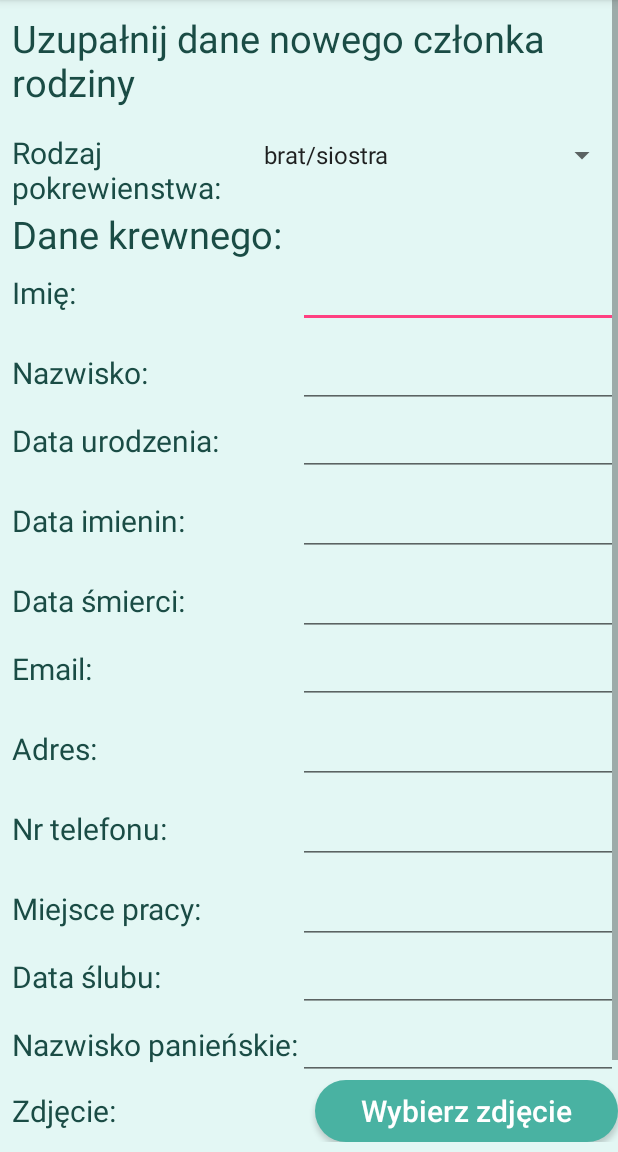
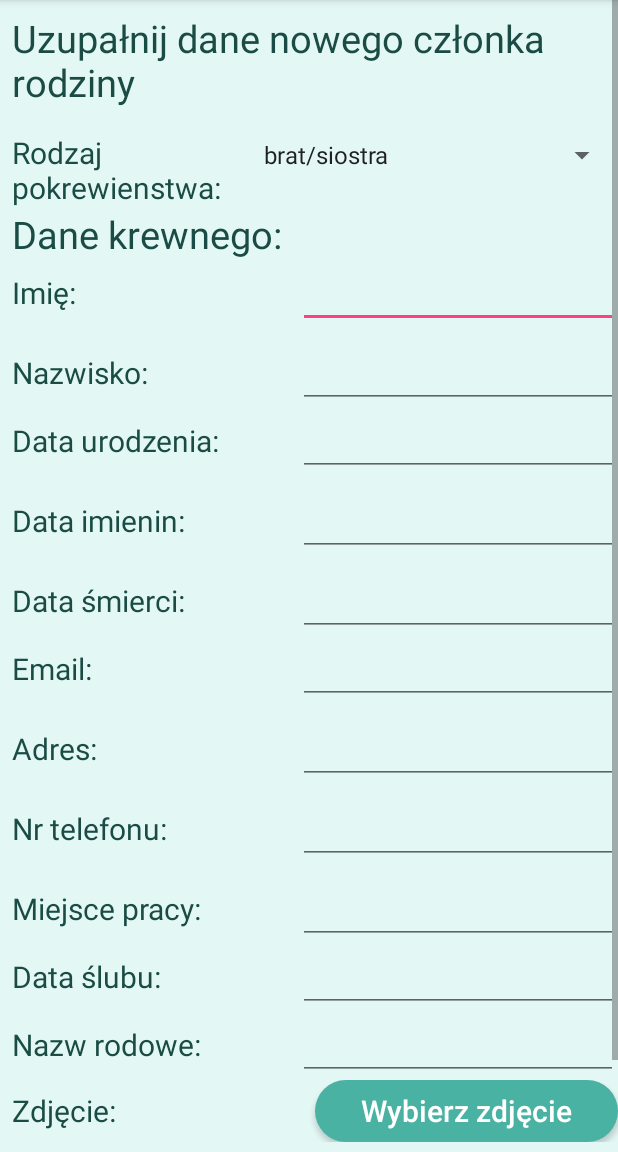
Before and after one commit to Kaatee/MobileFamily, an Android app: the AddRelativeActivity screen opened directly, with no data from a screen before it, on a phone screen of 412 x 824 dp, the part 84-1236 px from its top. Run offline under Robolectric (Android 15) with nearby library versions, the phone set to English and light mode, and no system bars.

```diff
--- a/app/src/main/java/com/example/kasia/mobilefamily/AddFamilyMemberActivity.java
+++ b/app/src/main/java/com/example/kasia/mobilefamily/AddFamilyMemberActivity.java
@@ -11,6 +11,7 @@ import android.graphics.Color;
 import android.graphics.drawable.ColorDrawable;
 import android.support.v7.app.AppCompatActivity;
 import android.os.Bundle;
+import android.util.Log;
 import android.view.View;
 import android.widget.DatePicker;
 import android.widget.EditText;
@@ -23,20 +24,20 @@ import java.util.GregorianCalendar;
 
 public class AddFamilyMemberActivity extends AppCompatActivity {
 
-    private EditText mDisplayBirthDate;
-    private DatePickerDialog.OnDateSetListener mBirthDateSetListener;
+    protected EditText mDisplayBirthDate;
+    protected DatePickerDialog.OnDateSetListener mBirthDateSetListener;
 
-    private EditText mDisplayWeddingDate;
-    private DatePickerDialog.OnDateSetListener mWeddingDateSetListener;
+    protected EditText mDisplayWeddingDate;
+    protected DatePickerDialog.OnDateSetListener mWeddingDateSetListener;
 
-    private EditText mDisplayDeathDate;
-    private DatePickerDialog.OnDateSetListener mDeathDateSetListener;
+    protected EditText mDisplayDeathDate;
+    protected DatePickerDialog.OnDateSetListener mDeathDateSetListener;
 
-    private static final int SET_URI = 0;
+    protected static final int SET_URI = 0;
 
-    int memberID;
-    int person1ID;
-    String uri;
+    protected int memberID;
+    protected int person1ID;
+    protected String uri;
 
     @Override
     protected void onCreate(Bundle savedInstanceState) {
@@ -116,11 +117,10 @@ public class AddFamilyMemberActivity extends AppCompatActivity {
         mWeddingDateSetListener = myOnDataSetDMY(mDisplayWeddingDate);
     }
 
-    private DatePickerDialog.OnDateSetListener myOnDataSetDMY(final EditText myeditText){
+    protected DatePickerDialog.OnDateSetListener myOnDataSetDMY(final EditText myeditText){
         DatePickerDialog.OnDateSetListener xx = new DatePickerDialog.OnDateSetListener() {
             @Override
             public void onDateSet(DatePicker datePicker, int year, int month, int day) {
-                month=month+1;
                 myeditText.setText(format(new GregorianCalendar(year,month,day)));
             }
         };
--- a/app/src/main/java/com/example/kasia/mobilefamily/AddRelativeActivity.java
+++ b/app/src/main/java/com/example/kasia/mobilefamily/AddRelativeActivity.java
@@ -1,10 +1,13 @@
 package com.example.kasia.mobilefamily;
 
+import android.app.DatePickerDialog;
 import android.content.ContentValues;
 import android.content.res.Resources;
 import android.database.Cursor;
 import android.database.sqlite.SQLiteDatabase;
 import android.database.sqlite.SQLiteOpenHelper;
+import android.graphics.Color;
+import android.graphics.drawable.ColorDrawable;
 import android.os.Bundle;
 import android.util.Log;
 import android.view.View;
@@ -13,6 +16,7 @@ import android.widget.EditText;
 import android.widget.Spinner;
 import android.widget.Toast;
 
+import java.util.Calendar;
 
 
 public class AddRelativeActivity extends AddFamilyMemberActivity {
@@ -27,6 +31,66 @@ public class AddRelativeActivity extends AddFamilyMemberActivity {
         ArrayAdapter<CharSequence> adapter = ArrayAdapter.createFromResource(this, R.array.relationTypesValues, android.R.layout.simple_spinner_item);
         adapter.setDropDownViewResource(android.R.layout.simple_spinner_dropdown_item);
         spinner.setAdapter(adapter);
+
+
+        //birthday menage
+        mDisplayBirthDate = findViewById(R.id.dateOfBirthText);
+        mDisplayBirthDate.setOnClickListener(new View.OnClickListener() {
+            DatePickerDialog.OnDateSetListener listener = mBirthDateSetListener;
+            @Override
+            public void onClick(View view) {
+                Calendar cal = Calendar.getInstance();
+                int year = cal.get(Calendar.YEAR);
+                int month = cal.get(Calendar.MONTH);
+                int day = cal.get(Calendar.DAY_OF_MONTH);
+
+                DatePickerDialog dialog = new DatePickerDialog(AddRelativeActivity.this, R.style.Theme_AppCompat_Light_Dialog, mBirthDateSetListener, year,month,day);
+                dialog.getWindow().setBackgroundDrawable(new ColorDrawable(Color.LTGRAY));
+                dialog.show();
+            }
+        });
+
+        mBirthDateSetListener = myOnDataSetDMY(mDisplayBirthDate);
+
+
+        //deathdate menage
+        mDisplayDeathDate = findViewById(R.id.dateOfDeathText);
+        mDisplayDeathDate.setOnClickListener(new View.OnClickListener() {
+            DatePickerDialog.OnDateSetListener listener = mDeathDateSetListener;
+            @Override
+            public void onClick(View view) {
+                Calendar cal = Calendar.getInstance();
+                int year = cal.get(Calendar.YEAR);
+                int month = cal.get(Calendar.MONTH);
+                int day = cal.get(Calendar.DAY_OF_MONTH);
+
+                DatePickerDialog dialog = new DatePickerDialog(AddRelativeActivity.this, R.style.Theme_AppCompat_Light_Dialog, mDeathDateSetListener, year,month,day);
+                dialog.getWindow().setBackgroundDrawable(new ColorDrawable(Color.LTGRAY));
+                dialog.show();
+            }
+        });
+
+        mDeathDateSetListener = myOnDataSetDMY(mDisplayDeathDate);
+
+
+        //wedding date menage
+        mDisplayWeddingDate = findViewById(R.id.weddingDateText);
+        mDisplayWeddingDate.setOnClickListener(new View.OnClickListener() {
+            DatePickerDialog.OnDateSetListener listener = mWeddingDateSetListener;
+            @Override
+            public void onClick(View view) {
+                Calendar cal = Calendar.getInstance();
+                int year = cal.get(Calendar.YEAR);
+                int month = cal.get(Calendar.MONTH);
+                int day = cal.get(Calendar.DAY_OF_MONTH);
+
+                DatePickerDialog dialog = new DatePickerDialog(AddRelativeActivity.this, R.style.Theme_AppCompat_Light_Dialog, mWeddingDateSetListener, year,month,day);
+                dialog.getWindow().setBackgroundDrawable(new ColorDrawable(Color.LTGRAY));
+                dialog.show();
+            }
+        });
+
+        mWeddingDateSetListener = myOnDataSetDMY(mDisplayWeddingDate);
 
     }
     @Override
--- a/app/src/main/res/layout/activity_add_family_member.xml
+++ b/app/src/main/res/layout/activity_add_family_member.xml
@@ -243,7 +243,7 @@
                     android:layout_height="wrap_content"
                     android:layout_marginBottom="8dp"
                     android:ems="10"
-                    android:inputType="textPersonName"
+                    android:inputType="textEmailAddress"
                     app:layout_constraintBottom_toBottomOf="parent"
                     app:layout_constraintEnd_toEndOf="parent"
                     app:layout_constraintHorizontal_bias="0.5"
@@ -303,7 +303,7 @@
                     android:layout_height="wrap_content"
                     android:layout_marginBottom="8dp"
                     android:ems="10"
-                    android:inputType="textPersonName"
+                    android:inputType="phone"
                     app:layout_constraintBottom_toBottomOf="parent"
                     app:layout_constraintEnd_toEndOf="parent"
                     app:layout_constraintHorizontal_bias="0.5"
@@ -375,24 +375,23 @@
             <LinearLayout
                 android:id="@+id/familyNameLayout"
                 android:layout_width="match_parent"
-                android:layout_height="match_parent"
+                android:layout_height="wrap_content"
                 android:orientation="horizontal">
 
                 <TextView
                     android:id="@+id/textView22"
                     android:layout_width="wrap_content"
                     android:layout_height="wrap_content"
+                    android:layout_marginStart="8dp"
                     android:layout_weight="1"
-                    android:layout_marginStart="8dp"
-                    android:text="Nazwisko panieńskie:"
-                    android:textSize="20sp"
-                    android:textColor="@color/colorButtonsCorners"/>
+                    android:text="Nazw rodowe:"
+                    android:textColor="@color/colorButtonsCorners"
+                    android:textSize="20sp" />
 
                 <EditText
                     android:id="@+id/familyNameEditText"
                     android:layout_width="wrap_content"
                     android:layout_height="wrap_content"
-                    android:layout_weight="1"
                     android:ems="10"
                     android:inputType="textPersonName" />
             </LinearLayout>
```
